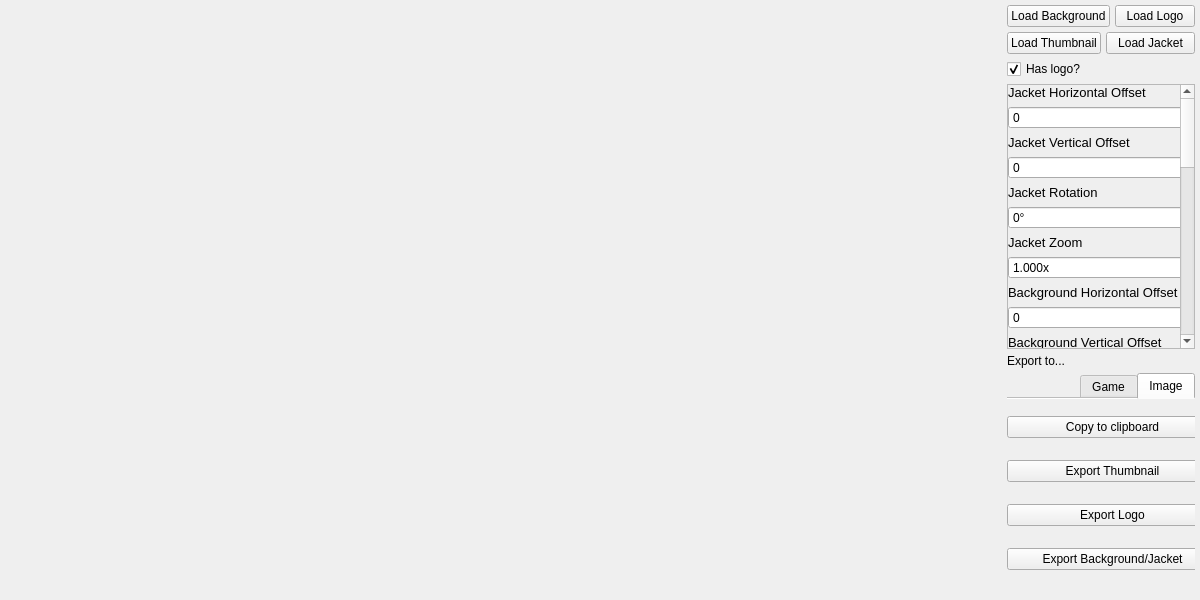
vixen256/MegamixSpriteHelper, file Project Files/SpriteHelper.ui: the form before one commit.
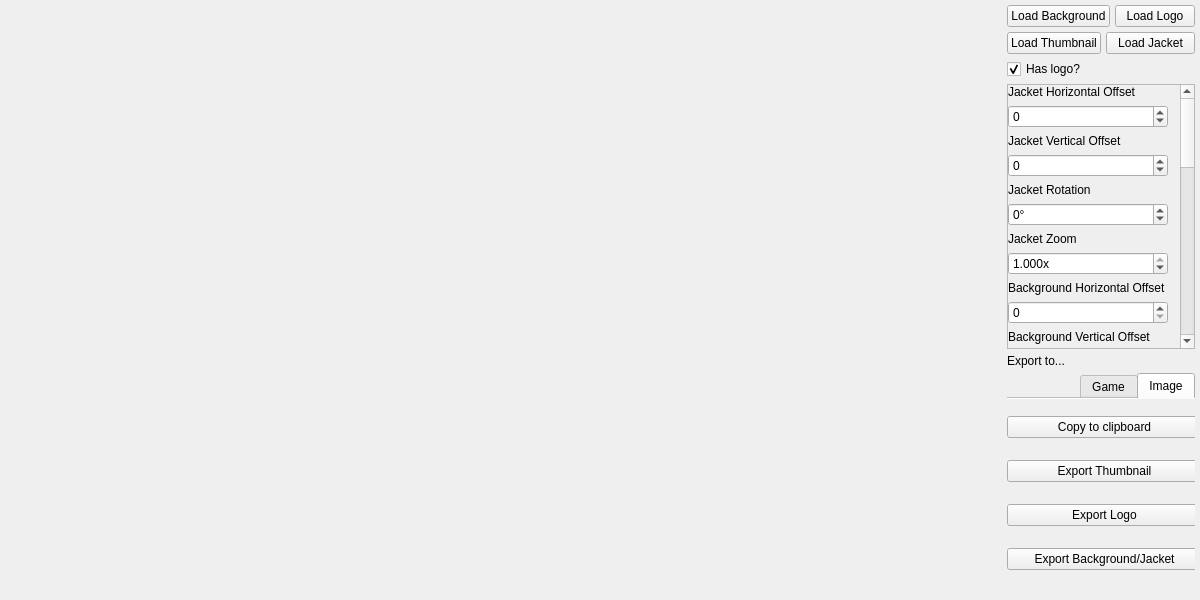
The form after the commit. The open tabs and pages were chosen to show the change.

The edit to the form file:
```diff
--- a/Project Files/SpriteHelper.ui
+++ b/Project Files/SpriteHelper.ui
@@ -125,7 +125,7 @@
       <item row="0" column="1">
        <widget class="QLabel" name="ft_song_selector_preview">
         <property name="sizePolicy">
-         <sizepolicy hsizetype="MinimumExpanding" vsizetype="MinimumExpanding">
+         <sizepolicy hsizetype="Ignored" vsizetype="Ignored">
           <horstretch>1</horstretch>
           <verstretch>1</verstretch>
          </sizepolicy>
@@ -163,49 +163,49 @@
        </widget>
       </item>
       <item row="1" column="0">
-       <widget class="QLabel" name="mm_song_selector_preview">
-        <property name="sizePolicy">
-         <sizepolicy hsizetype="MinimumExpanding" vsizetype="MinimumExpanding">
-          <horstretch>1</horstretch>
-          <verstretch>1</verstretch>
-         </sizepolicy>
-        </property>
-        <property name="minimumSize">
-         <size>
-          <width>256</width>
-          <height>144</height>
-         </size>
-        </property>
-        <property name="maximumSize">
-         <size>
-          <width>1920</width>
-          <height>1080</height>
-         </size>
-        </property>
-        <property name="sizeIncrement">
-         <size>
-          <width>0</width>
-          <height>0</height>
-         </size>
-        </property>
-        <property name="baseSize">
-         <size>
-          <width>640</width>
-          <height>360</height>
-         </size>
-        </property>
-        <property name="text">
-         <string/>
-        </property>
-        <property name="scaledContents">
-         <bool>true</bool>
-        </property>
-       </widget>
-      </item>
-      <item row="0" column="0">
        <widget class="QLabel" name="mm_result_preview">
         <property name="sizePolicy">
-         <sizepolicy hsizetype="MinimumExpanding" vsizetype="MinimumExpanding">
+         <sizepolicy hsizetype="Ignored" vsizetype="Ignored">
+          <horstretch>1</horstretch>
+          <verstretch>1</verstretch>
+         </sizepolicy>
+        </property>
+        <property name="minimumSize">
+         <size>
+          <width>256</width>
+          <height>144</height>
+         </size>
+        </property>
+        <property name="maximumSize">
+         <size>
+          <width>1920</width>
+          <height>1080</height>
+         </size>
+        </property>
+        <property name="sizeIncrement">
+         <size>
+          <width>0</width>
+          <height>0</height>
+         </size>
+        </property>
+        <property name="baseSize">
+         <size>
+          <width>640</width>
+          <height>360</height>
+         </size>
+        </property>
+        <property name="text">
+         <string/>
+        </property>
+        <property name="scaledContents">
+         <bool>true</bool>
+        </property>
+       </widget>
+      </item>
+      <item row="0" column="0">
+       <widget class="QLabel" name="mm_song_selector_preview">
+        <property name="sizePolicy">
+         <sizepolicy hsizetype="Ignored" vsizetype="Ignored">
           <horstretch>1</horstretch>
           <verstretch>1</verstretch>
          </sizepolicy>
@@ -245,7 +245,7 @@
       <item row="1" column="1">
        <widget class="QLabel" name="ft_result_preview">
         <property name="sizePolicy">
-         <sizepolicy hsizetype="MinimumExpanding" vsizetype="MinimumExpanding">
+         <sizepolicy hsizetype="Ignored" vsizetype="Ignored">
           <horstretch>1</horstretch>
           <verstretch>1</verstretch>
          </sizepolicy>
@@ -393,7 +393,7 @@
          <property name="geometry">
           <rect>
            <x>0</x>
-           <y>-671</y>
+           <y>0</y>
            <width>199</width>
            <height>905</height>
           </rect>
@@ -410,6 +410,12 @@
            <height>905</height>
           </size>
          </property>
+         <property name="maximumSize">
+          <size>
+           <width>16777215</width>
+           <height>16777215</height>
+          </size>
+         </property>
          <property name="sizeIncrement">
           <size>
            <width>0</width>
@@ -433,19 +439,37 @@
            <rect>
             <x>0</x>
             <y>0</y>
-            <width>201</width>
+            <width>286</width>
             <height>901</height>
            </rect>
           </property>
           <layout class="QVBoxLayout" name="verticalLayout_2">
+           <property name="spacing">
+            <number>6</number>
+           </property>
            <property name="sizeConstraint">
             <enum>QLayout::SizeConstraint::SetDefaultConstraint</enum>
            </property>
+           <property name="rightMargin">
+            <number>0</number>
+           </property>
            <item>
             <widget class="QLabel" name="jacket_horizontal_offset_label">
+             <property name="sizePolicy">
+              <sizepolicy hsizetype="Preferred" vsizetype="Preferred">
+               <horstretch>0</horstretch>
+               <verstretch>0</verstretch>
+              </sizepolicy>
+             </property>
+             <property name="maximumSize">
+              <size>
+               <width>16777215</width>
+               <height>16777215</height>
+              </size>
+             </property>
              <property name="font">
               <font>
-               <pointsize>10</pointsize>
+               <pointsize>9</pointsize>
               </font>
              </property>
              <property name="text">
@@ -461,6 +485,12 @@
                <verstretch>0</verstretch>
               </sizepolicy>
              </property>
+             <property name="maximumSize">
+              <size>
+               <width>160</width>
+               <height>16777215</height>
+              </size>
+             </property>
              <property name="focusPolicy">
               <enum>Qt::FocusPolicy::WheelFocus</enum>
              </property>
@@ -474,9 +504,21 @@
            </item>
            <item>
             <widget class="QLabel" name="jacket_vertical_offset_label">
+             <property name="sizePolicy">
+              <sizepolicy hsizetype="Preferred" vsizetype="Preferred">
+               <horstretch>0</horstretch>
+               <verstretch>0</verstretch>
+              </sizepolicy>
+             </property>
+             <property name="maximumSize">
+              <size>
+               <width>16777215</width>
+               <height>16777215</height>
+              </size>
+             </property>
              <property name="font">
               <font>
-               <pointsize>10</pointsize>
+               <pointsize>9</pointsize>
               </font>
              </property>
              <property name="text">
@@ -486,6 +528,18 @@
            </item>
            <item>
             <widget class="QSpinBox" name="jacket_vertical_offset_spinbox">
+             <property name="sizePolicy">
+              <sizepolicy hsizetype="Minimum" vsizetype="Fixed">
+               <horstretch>0</horstretch>
+               <verstretch>0</verstretch>
+              </sizepolicy>
+             </property>
+             <property name="maximumSize">
+              <size>
+               <width>160</width>
+               <height>16777215</height>
+              </size>
+             </property>
              <property name="focusPolicy">
               <enum>Qt::FocusPolicy::WheelFocus</enum>
              </property>
@@ -499,9 +553,21 @@
            </item>
            <item>
             <widget class="QLabel" name="jacket_rotation_label">
+             <property name="sizePolicy">
+              <sizepolicy hsizetype="Preferred" vsizetype="Preferred">
+               <horstretch>0</horstretch>
+               <verstretch>0</verstretch>
+              </sizepolicy>
+             </property>
+             <property name="maximumSize">
+              <size>
+               <width>16777215</width>
+               <height>16777215</height>
+              </size>
+             </property>
              <property name="font">
               <font>
-               <pointsize>10</pointsize>
+               <pointsize>9</pointsize>
               </font>
              </property>
              <property name="text">
@@ -511,6 +577,18 @@
            </item>
            <item>
             <widget class="QSpinBox" name="jacket_rotation_spinbox">
+             <property name="sizePolicy">
+              <sizepolicy hsizetype="Minimum" vsizetype="Fixed">
+               <horstretch>0</horstretch>
+               <verstretch>0</verstretch>
+              </sizepolicy>
+             </property>
+             <property name="maximumSize">
+              <size>
+               <width>160</width>
+               <height>16777215</height>
+              </size>
+             </property>
              <property name="focusPolicy">
               <enum>Qt::FocusPolicy::WheelFocus</enum>
              </property>
@@ -533,9 +611,21 @@
            </item>
            <item>
             <widget class="QLabel" name="jacket_zoom_label">
+             <property name="sizePolicy">
+              <sizepolicy hsizetype="Preferred" vsizetype="Preferred">
+               <horstretch>0</horstretch>
+               <verstretch>0</verstretch>
+              </sizepolicy>
+             </property>
+             <property name="maximumSize">
+              <size>
+               <width>16777215</width>
+               <height>16777215</height>
+              </size>
+             </property>
              <property name="font">
               <font>
-               <pointsize>10</pointsize>
+               <pointsize>9</pointsize>
               </font>
              </property>
              <property name="text">
@@ -545,6 +635,18 @@
            </item>
            <item>
             <widget class="QDoubleSpinBox" name="jacket_zoom_spinbox">
+             <property name="sizePolicy">
+              <sizepolicy hsizetype="Minimum" vsizetype="Fixed">
+               <horstretch>0</horstretch>
+               <verstretch>0</verstretch>
+              </sizepolicy>
+             </property>
+             <property name="maximumSize">
+              <size>
+               <width>160</width>
+               <height>16777215</height>
+              </size>
+             </property>
              <property name="focusPolicy">
               <enum>Qt::FocusPolicy::WheelFocus</enum>
              </property>
@@ -573,9 +675,21 @@
            </item>
            <item>
             <widget class="QLabel" name="background_horizontal_offset_label">
+             <property name="sizePolicy">
+              <sizepolicy hsizetype="Preferred" vsizetype="Preferred">
+               <horstretch>0</horstretch>
+               <verstretch>0</verstretch>
+              </sizepolicy>
+             </property>
+             <property name="maximumSize">
+              <size>
+               <width>16777215</width>
+               <height>16777215</height>
+              </size>
+             </property>
              <property name="font">
               <font>
-               <pointsize>10</pointsize>
+               <pointsize>9</pointsize>
               </font>
              </property>
              <property name="text">
@@ -585,6 +699,18 @@
            </item>
            <item>
             <widget class="QSpinBox" name="background_horizontal_offset_spinbox">
+             <property name="sizePolicy">
+              <sizepolicy hsizetype="Minimum" vsizetype="Fixed">
+               <horstretch>0</horstretch>
+               <verstretch>0</verstretch>
+              </sizepolicy>
+             </property>
+             <property name="maximumSize">
+              <size>
+               <width>160</width>
+               <height>16777215</height>
+              </size>
+             </property>
              <property name="focusPolicy">
               <enum>Qt::FocusPolicy::WheelFocus</enum>
              </property>
@@ -595,9 +721,21 @@
            </item>
            <item>
             <widget class="QLabel" name="background_vertical_offset_label">
+             <property name="sizePolicy">
+              <sizepolicy hsizetype="Preferred" vsizetype="Preferred">
+               <horstretch>0</horstretch>
+               <verstretch>0</verstretch>
+              </sizepolicy>
+             </property>
+             <property name="maximumSize">
+              <size>
+               <width>16777215</width>
+               <height>16777215</height>
+              </size>
+             </property>
              <property name="font">
               <font>
-               <pointsize>10</pointsize>
+               <pointsize>9</pointsize>
               </font>
              </property>
              <property name="text">
@@ -1045,7 +1183,7 @@
            <rect>
             <x>0</x>
             <y>0</y>
-            <width>211</width>
+            <width>201</width>
             <height>191</height>
            </rect>
           </property>
@@ -1055,6 +1193,15 @@
            </property>
            <item>
             <widget class="QPushButton" name="copy_to_clipboard_button">
+             <property name="maximumSize">
+              <size>
+               <width>195</width>
+               <height>16777215</height>
+              </size>
+             </property>
+             <property name="layoutDirection">
+              <enum>Qt::LayoutDirection::LeftToRight</enum>
+             </property>
              <property name="text">
               <string>Copy to clipboard</string>
              </property>
@@ -1062,6 +1209,15 @@
            </item>
            <item>
             <widget class="QPushButton" name="export_thumbnail_button">
+             <property name="maximumSize">
+              <size>
+               <width>195</width>
+               <height>16777215</height>
+              </size>
+             </property>
+             <property name="layoutDirection">
+              <enum>Qt::LayoutDirection::LeftToRight</enum>
+             </property>
              <property name="text">
               <string>Export Thumbnail</string>
              </property>
@@ -1069,6 +1225,15 @@
            </item>
            <item>
             <widget class="QPushButton" name="export_logo_button">
+             <property name="maximumSize">
+              <size>
+               <width>195</width>
+               <height>16777215</height>
+              </size>
+             </property>
+             <property name="layoutDirection">
+              <enum>Qt::LayoutDirection::LeftToRight</enum>
+             </property>
              <property name="text">
               <string>Export Logo</string>
              </property>
@@ -1076,6 +1241,15 @@
            </item>
            <item>
             <widget class="QPushButton" name="export_background_jacket_button">
+             <property name="maximumSize">
+              <size>
+               <width>195</width>
+               <height>16777215</height>
+              </size>
+             </property>
+             <property name="layoutDirection">
+              <enum>Qt::LayoutDirection::LeftToRight</enum>
+             </property>
              <property name="text">
               <string>Export Background/Jacket</string>
              </property>
```
Left out of the diff: 303 changed lines with no effect on the pictures.
